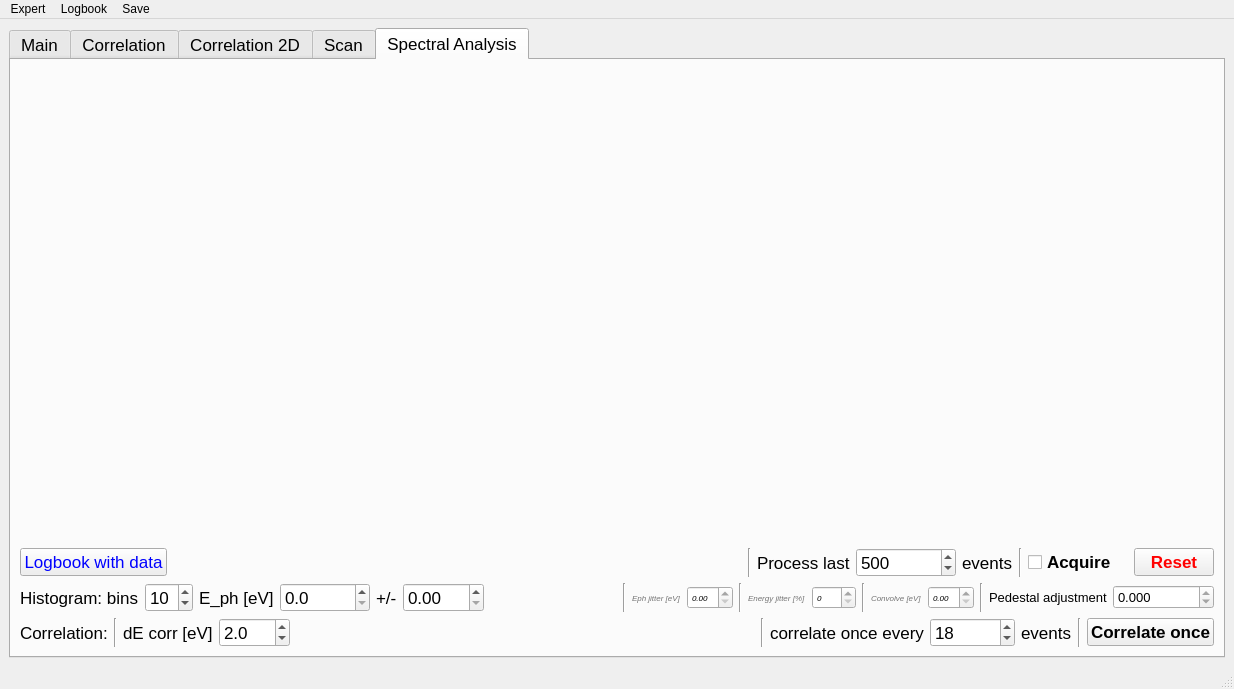
First picture: the form in gui/UISpectrometer.ui, repository sergey-tomin/pyhirex, before the edit.
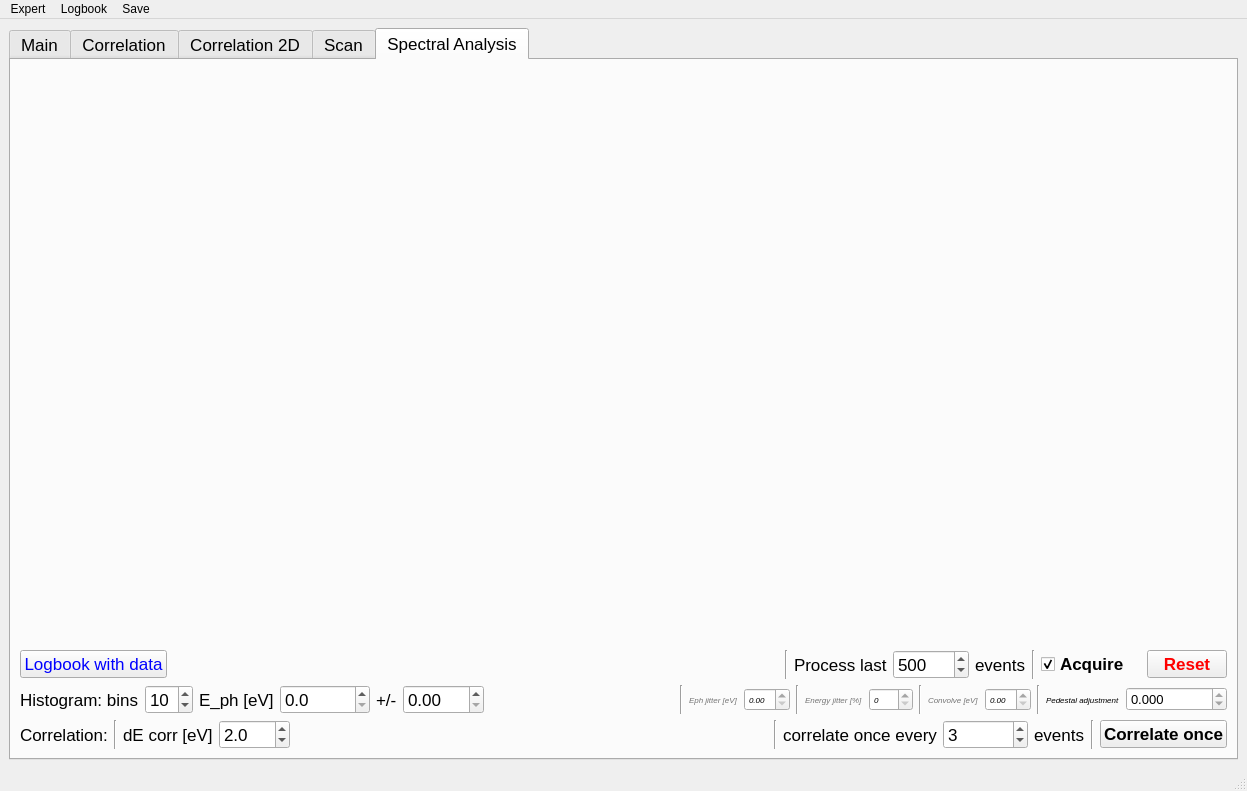
Second picture: the form after the edit. The open tabs and pages were chosen to show the change.

Commit message: improved spectrum analysis tab: raw spectra, refresh rate, defaults

The edit to the form file:
```diff
--- a/gui/UISpectrometer.ui
+++ b/gui/UISpectrometer.ui
@@ -6,8 +6,8 @@
    <rect>
     <x>0</x>
     <y>0</y>
-    <width>968</width>
-    <height>689</height>
+    <width>1247</width>
+    <height>791</height>
    </rect>
   </property>
   <property name="windowTitle">
@@ -2454,7 +2454,7 @@
            <widget class="QSpinBox" name="analyze_last">
             <property name="minimumSize">
              <size>
-              <width>100</width>
+              <width>30</width>
               <height>0</height>
              </size>
             </property>
@@ -2465,7 +2465,7 @@
              </size>
             </property>
             <property name="maximum">
-             <number>100000</number>
+             <number>10000</number>
             </property>
             <property name="singleStep">
              <number>100</number>
@@ -2512,6 +2512,12 @@
             <property name="shortcut">
              <string>Space</string>
             </property>
+            <property name="checked">
+             <bool>true</bool>
+            </property>
+            <property name="tristate">
+             <bool>false</bool>
+            </property>
            </widget>
           </item>
           <item>
@@ -3039,8 +3045,8 @@
             </property>
             <property name="font">
              <font>
-              <pointsize>10</pointsize>
-              <italic>false</italic>
+              <pointsize>6</pointsize>
+              <italic>true</italic>
              </font>
             </property>
             <property name="text">
@@ -3191,7 +3197,7 @@
              <number>9</number>
             </property>
             <property name="value">
-             <number>18</number>
+             <number>3</number>
             </property>
            </widget>
           </item>
@@ -3235,8 +3241,8 @@
     <rect>
      <x>0</x>
      <y>0</y>
-     <width>968</width>
-     <height>18</height>
+     <width>1247</width>
+     <height>22</height>
     </rect>
    </property>
    <widget class="QMenu" name="menuExpert">
```
Left out of the diff: 7 changed lines with no effect on the pictures. The commit also changes 3 other files.
